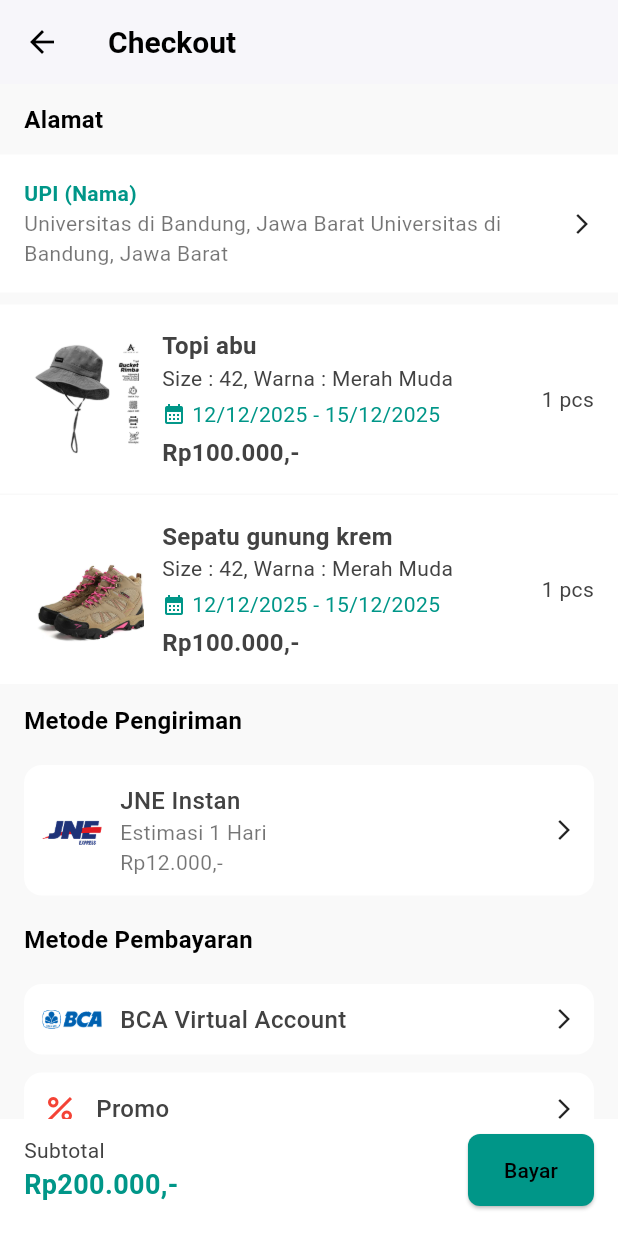
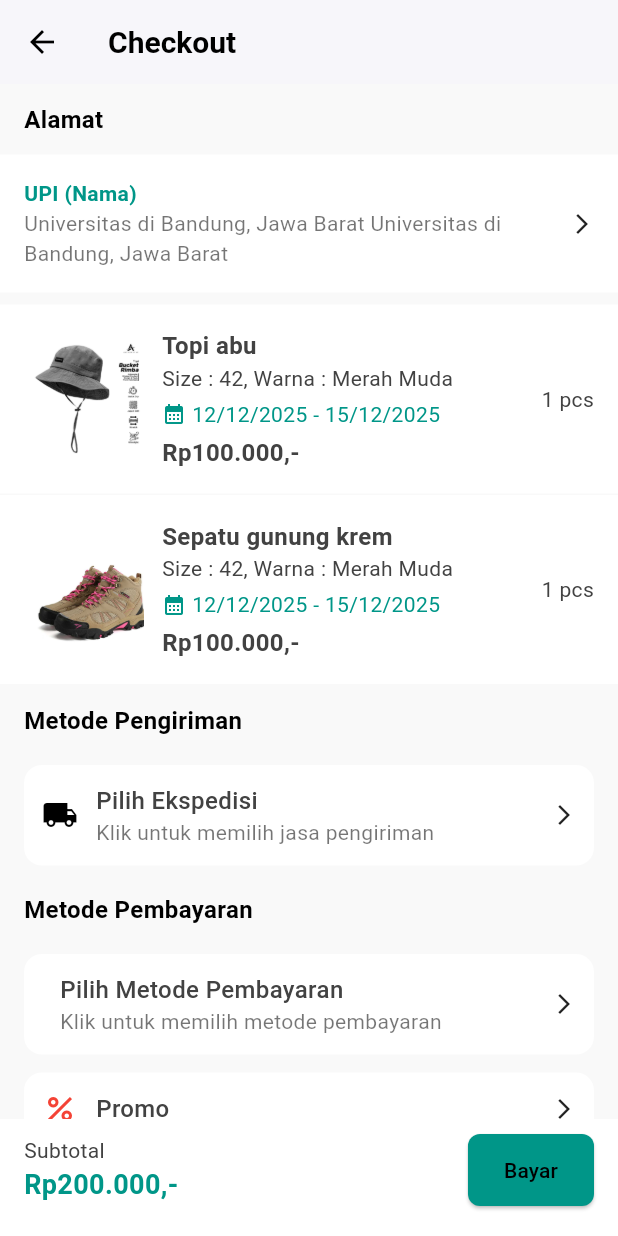
Before and after one commit to beginnener/Kelompok7-PROVIS-TUBES-C223, a Flutter app: the CheckoutPage screen opened directly, on a phone screen of 412 x 824 dp. Run offline on Flutter 3.47's test engine with Material 3 defaults, Android fonts, the phone set to English and light mode, and no system bars.

Commit message:
nambah metode bayar sama ekspedisi

```diff
--- a/lib/pages/checkout.dart
+++ b/lib/pages/checkout.dart
@@ -1,6 +1,105 @@
 import 'package:flutter/material.dart';
+import 'package:tubes_kelompok_7/models/ekspedisi_model.dart';
 
-class CheckoutPage extends StatelessWidget {
+final List<Map<String, dynamic>> expedisiHarga = [
+    {
+      'id':'1',
+      'name': 'JNE',
+      'price': '19000',
+    },
+    {
+      'id':'2',
+      'name': 'J&T EXPRESS',
+      'price': '19000',
+    },
+    {
+      'id':'3',
+      'name': 'Ninja EXPRESS',
+      'price': '18000',
+    },
+  ];
+
+class CheckoutPage extends StatefulWidget {
+  @override
+  _CheckoutPageState createState() => _CheckoutPageState();
+}
+
+final List<Map<String, dynamic>> metodeBayar = [
+    {
+      'id':'1',
+      'name': 'BCA Virtual Account',
+      'picture': 'https://shl.co.id/wp-content/uploads/2022/11/lg-bca.png',
+    },
+    {
+      'id':'2',
+      'name': 'QRIS',
+      'picture': 'https://cdn.rri.co.id/berita/Lhokseumawe/o/1746967360474-InShot_20250511_192805646/bw4yol2ts5teq5t.jpeg',
+    },
+    {
+      'id':'3',
+      'name': 'Cash',
+      'picture': 'https://i.pinimg.com/474x/12/8a/66/128a66a69ea1dc8871697b8ca8012799.jpg',
+    },
+  ];
+
+class _CheckoutPageState extends State<CheckoutPage> {
+  Map<String, dynamic>? selectedExpedisi;
+  Map<String, dynamic>? selectedMetodeBayar;
+
+
+  void _showMetodeBayarDialog(BuildContext context) {
+  showDialog(
+    context: context,
+    builder: (context) {
+      return AlertDialog(
+        title: Text('Pilih Metode Pembayaran'),
+        content: Column(
+          mainAxisSize: MainAxisSize.min,
+          children: metodeBayar.map((metode) {
+            return ListTile(
+              leading: Image.network(metode['picture'], width: 40, height: 40),
+              title: Text(metode['name']),
+              onTap: () {
+                setState(() {
+                  selectedMetodeBayar = metode;
+                });
+                Navigator.pop(context);
+              },
+            );
+          }).toList(),
+        ),
+      );
+    },
+  );
+}
+
+
+  void _showExpedisiDialog(BuildContext context) {
+    showDialog(
+      context: context,
+      builder: (context) {
+        return AlertDialog(
+          title: Text('Pilih Ekspedisi'),
+          content: Column(
+            mainAxisSize: MainAxisSize.min,
+            children: expedisiHarga.map((exp) {
+              return ListTile(
+                title: Text(exp['name']),
+                subtitle: Text('Rp${exp['price']}'),
+                onTap: () {
+                  setState(() {
+                    selectedExpedisi = exp;
+                  });
+                  Navigator.pop(context);
+                },
+              );
+            }).toList(),
+          ),
+        );
+      },
+    );
+  }
+
   @override
   Widget build(BuildContext context) {
     return Scaffold(
@@ -36,17 +135,29 @@ class CheckoutPage extends StatelessWidget {
                 ),
 
                 _SectionTitle("Metode Pengiriman"),
-                _OptionTile(
-                  image: 'assets/images/JNE.png',
-                  title: 'JNE Instan',
-                  subtitle: 'Estimasi 1 Hari\nRp12.000,-',
+                GestureDetector(
+                  onTap: () => _showExpedisiDialog(context),
+                  child: _OptionTile(
+                    icon: Icons.local_shipping,
+                    title: selectedExpedisi?['name'] ?? 'Pilih Ekspedisi',
+                    subtitle: selectedExpedisi != null
+                        ? 'Rp${selectedExpedisi!['price']}'
+                        : 'Klik untuk memilih jasa pengiriman',
+                  ),
                 ),
 
                 _SectionTitle("Metode Pembayaran"),
-                _OptionTile(
-                  image: 'assets/images/BCA.png',
-                  title: 'BCA Virtual Account',
+                GestureDetector(
+                  onTap: () => _showMetodeBayarDialog(context),
+                  child: _OptionTile(
+                    image: null,
+                    title: selectedMetodeBayar?['name'] ?? 'Pilih Metode Pembayaran',
+                    subtitle: selectedMetodeBayar != null
+                        ? 'Klik untuk mengganti metode'
+                        : 'Klik untuk memilih metode pembayaran',
+                  ),
                 ),
+
                 _OptionTile(
                   icon: Icons.percent,
                   title: 'Promo',
@@ -61,6 +172,7 @@ class CheckoutPage extends StatelessWidget {
     );
   }
 }
+
 
 // --------------------------
 // COMPONENTS
```
Also changed, not shown: lib/models/metode_bayar.dart (added, +13 -0 lines).
